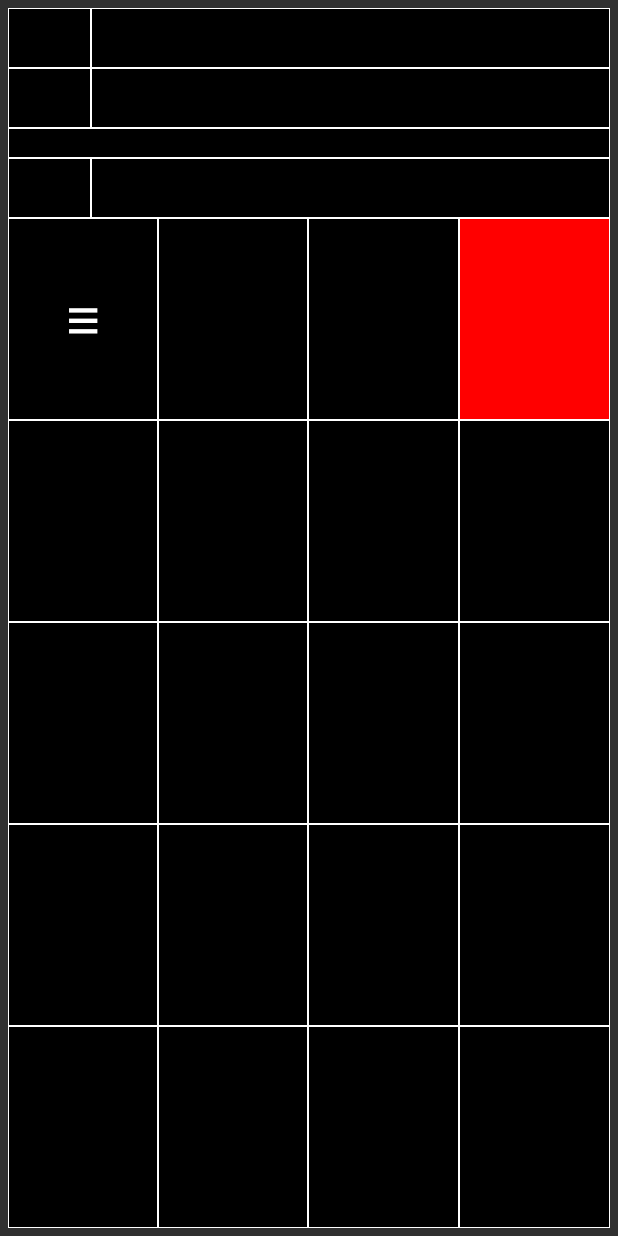
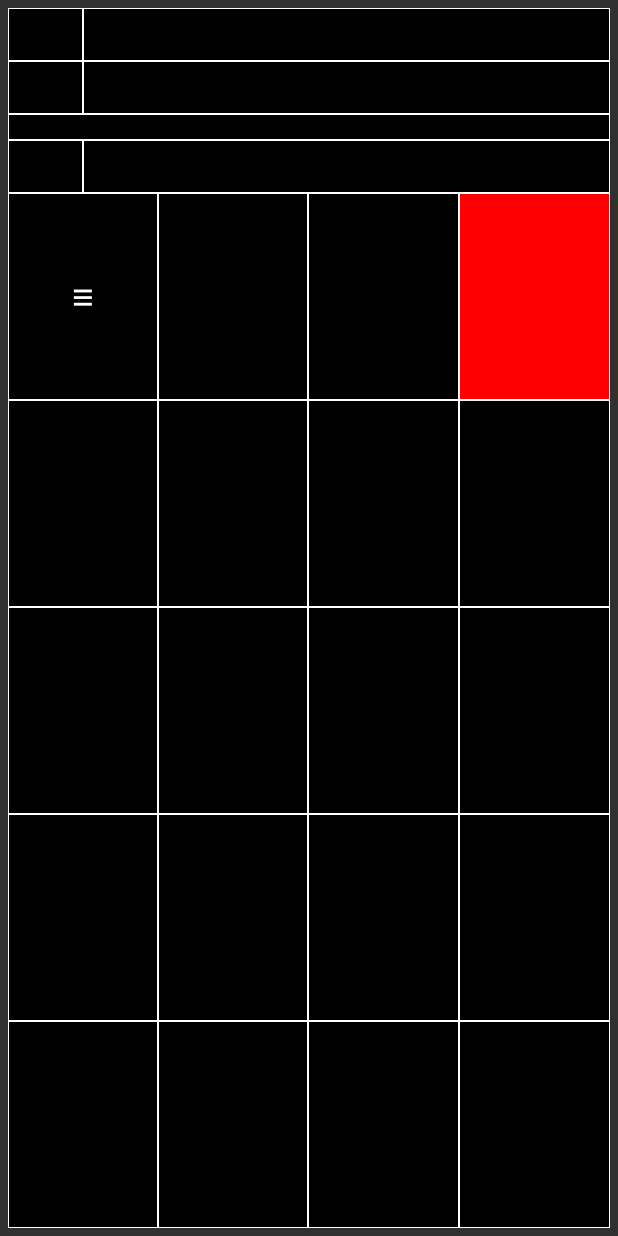
Before and after one commit to GrigoryCherkasov/CurrencyCalculator, an Android app: the layout ccwidget_medium.xml on its own in the app's theme, with its tools: preview values and no code run, on a phone screen of 412 x 824 dp. Run offline under Robolectric (Android 15) with nearby library versions, the phone set to English and light mode, and no system bars.

Commit message:
Change medium and small widget

```diff
--- a/app/src/main/res/layout/ccwidget.xml
+++ b/app/src/main/res/layout/ccwidget_medium.xml
@@ -4,38 +4,37 @@
     android:layout_margin="5dp"
     style="@style/CalculatorWidget">
     <LinearLayout
-        style="@style/Display">
+        style="@style/DisplayMedium">
         <TextView
             android:id="@+id/currency2"
-            style="@style/Currency" />
+            style="@style/CurrencyMedium" />
         <TextView
             android:id="@+id/value2"
-            style="@style/Value"/>
+            style="@style/ValueMedium"/>
     </LinearLayout>
     <LinearLayout
-        style="@style/Display">
+        style="@style/DisplayMedium">
         <TextView
             android:id="@+id/currency1"
-            style="@style/Currency"/>
+            style="@style/CurrencyMedium"/>
         <TextView
             android:id="@+id/value1"
-            style="@style/Value"
-            android:textSize="30sp"/>
+            style="@style/ValueMedium"/>
     </LinearLayout>
     <LinearLayout
-        style="@style/DisplayExpression">
+        style="@style/DisplayExpressionMedium">
         <TextView
             android:id="@+id/expression"
-            style="@style/Expression"/>
+            style="@style/ExpressionMedium"/>
     </LinearLayout>
     <LinearLayout
-        style="@style/Display">
+        style="@style/DisplayMedium">
         <TextView
             android:id="@+id/currency0"
-            style="@style/Currency"/>
+            style="@style/CurrencyMedium"/>
         <TextView
             android:id="@+id/value0"
-            style="@style/Value"/>
+            style="@style/ValueMedium"/>
     </LinearLayout>
     <LinearLayout
         style="@style/Calculator">
@@ -43,77 +42,77 @@
             style="@style/Row">
             <TextView
                 android:id="@+id/setCurrency"
-                style="@style/Button"
+                style="@style/ButtonMedium"
                 android:text="@string/set"/>
             <TextView
                 android:id="@+id/shift"
-                style="@style/Button"/>
+                style="@style/ButtonMedium"/>
             <TextView
                 android:id="@+id/bs"
-                style="@style/Button"/>
+                style="@style/ButtonMedium"/>
             <TextView
                 android:id="@+id/c"
-                style="@style/ClearButton"/>
+                style="@style/ClearButtonMedium"/>
         </LinearLayout>
         <LinearLayout
             style="@style/Row">
             <TextView
                 android:id="@+id/div"
-                style="@style/Button"/>
+                style="@style/ButtonMedium"/>
             <TextView
                 android:id="@+id/d1"
-                style="@style/Button"/>
+                style="@style/ButtonMedium"/>
             <TextView
                 android:id="@+id/d2"
-                style="@style/Button"/>
+                style="@style/ButtonMedium"/>
             <TextView
                 android:id="@+id/d3"
-                style="@style/Button"/>
+                style="@style/ButtonMedium"/>
         </LinearLayout>
         <LinearLayout
             style="@style/Row">
             <TextView
                 android:id="@+id/mul"
-                style="@style/Button"/>
+                style="@style/ButtonMedium"/>
             <TextView
                 android:id="@+id/d4"
-                style="@style/Button"/>
+                style="@style/ButtonMedium"/>
             <TextView
                 android:id="@+id/d5"
-                style="@style/Button"/>
+                style="@style/ButtonMedium"/>
             <TextView
                 android:id="@+id/d6"
-                style="@style/Button"/>
+                style="@style/ButtonMedium"/>
         </LinearLayout>
         <LinearLayout
             style="@style/Row">
             <TextView
                 android:id="@+id/minus"
-                style="@style/Button"/>
+                style="@style/ButtonMedium"/>
             <TextView
                 android:id="@+id/d7"
-                style="@style/Button"/>
+                style="@style/ButtonMedium"/>
             <TextView
                 android:id="@+id/d8"
-                style="@style/Button"/>
+                style="@style/ButtonMedium"/>
             <TextView
                 android:id="@+id/d9"
-                style="@style/Button"/>
+                style="@style/ButtonMedium"/>
         </LinearLayout>
         <LinearLayout
             style="@style/Row">
             <TextView
                 android:id="@+id/plus"
-                style="@style/Button"/>
+                style="@style/ButtonMedium"/>
             <TextView
                 android:id="@+id/d0"
-                style="@style/Button"/>
+                style="@style/ButtonMedium"/>
             <TextView
                 android:id="@+id/ds"
-                style="@style/Button"/>
+                style="@style/ButtonMedium"/>
             <TextView
                 android:id="@+id/eval"
-                style="@style/Button"/>
+                style="@style/ButtonMedium"/>
         </LinearLayout>
     </LinearLayout>
 </LinearLayout>
--- a/app/src/main/res/values/themes.xml
+++ b/app/src/main/res/values/themes.xml
@@ -20,37 +20,92 @@
         <item name="android:weightSum">5</item>
     </style>
 
-    <style name="Display" parent="RegularCell">
+    <style name="DisplayTemplete" parent="RegularCell">
         <item name="android:layout_width">match_parent</item>
-        <item name="android:layout_height">40dp</item>
         <item name="android:orientation">horizontal</item>
         <item name="android:baselineAligned">false</item>
     </style>
 
-    <style name="DisplayExpression" parent="Display">
+    <style name="DisplayLarge" parent="DisplayTemplete">
+        <item name="android:layout_height">40dp</item>
+    </style>
+
+    <style name="DisplayMedium" parent="DisplayTemplete">
+        <item name="android:layout_height">35dp</item>
+    </style>
+
+    <style name="DisplaySmall" parent="DisplayTemplete">
+        <item name="android:layout_height">30dp</item>
+    </style>
+
+    <style name="DisplayExpressionLarge" parent="DisplayLarge">
         <item name="android:layout_height">20dp</item>
     </style>
+    <style name="DisplayExpressionMedium" parent="DisplayMedium">
+        <item name="android:layout_height">17dp</item>
+    </style>
+    <style name="DisplayExpressionSmall" parent="DisplaySmall">
+        <item name="android:layout_height">15dp</item>
+    </style>
 
-    <style name="Currency" parent="RegularCell">
+    <style name="CurrencyTemplate" parent="RegularCell">
+        <item name="android:layout_height">match_parent</item>
+        <item name="android:gravity">center</item>
+    </style>
+
+    <style name="CurrencyLarge" parent="CurrencyTemplate">
         <item name="android:layout_width">55dp</item>
-        <item name="android:layout_height">match_parent</item>
         <item name="android:paddingStart">5dp</item>
         <item name="android:paddingEnd">5dp</item>
-        <item name="android:gravity">center</item>
         <item name="android:textSize">20sp</item>
     </style>
 
-    <style name="Value" parent="RegularCell">
+    <style name="CurrencyMedium" parent="CurrencyTemplate">
+        <item name="android:layout_width">50dp</item>
+        <item name="android:paddingStart">4dp</item>
+        <item name="android:paddingEnd">4dp</item>
+        <item name="android:textSize">17sp</item>
+    </style>
+
+    <style name="CurrencySmall" parent="CurrencyTemplate">
+        <item name="android:layout_width">45dp</item>
+        <item name="android:paddingStart">3dp</item>
+        <item name="android:paddingEnd">3dp</item>
+        <item name="android:textSize">15sp</item>
+    </style>
+
+    <style name="ValueTemplate" parent="RegularCell">
         <item name="android:layout_width">match_parent</item>
         <item name="android:layout_height">match_parent</item>
         <item name="android:gravity">center_vertical|end</item>
         <item name="android:paddingStart">0dp</item>
+    </style>
+
+    <style name="ValueLarge" parent="ValueTemplate">
         <item name="android:paddingEnd">5dp</item>
         <item name="android:textSize">30sp</item>
     </style>
 
-    <style name="Expression" parent="Value">
+    <style name="ValueMedium" parent="ValueTemplate">
+        <item name="android:paddingEnd">4dp</item>
+        <item name="android:textSize">25sp</item>
+    </style>
+
+    <style name="ValueSmall" parent="ValueTemplate">
+        <item name="android:paddingEnd">3dp</item>
+        <item name="android:textSize">20sp</item>
+    </style>
+
+    <style name="ExpressionLarge" parent="ValueTemplate">
         <item name="android:textSize">15sp</item>
+    </style>
+
+    <style name="ExpressionMedium" parent="ValueTemplate">
+        <item name="android:textSize">13sp</item>
+    </style>
+
+    <style name="ExpressionSmall" parent="ValueTemplate">
+        <item name="android:textSize">11sp</item>
     </style>
 
     <style name="Row" parent="RegularCell">
@@ -62,16 +117,39 @@
         <item name="android:baselineAligned">false</item>
     </style>
 
-    <style name="Button" parent="RegularCell">
+    <style name="ButtonTemplate" parent="RegularCell">
         <item name="android:layout_width">0dp</item>
         <item name="android:layout_height">match_parent</item>
         <item name="android:gravity">center</item>
         <item name="android:layout_weight">1</item>
+    </style>
+
+    <style name="ButtonLarge" parent="ButtonTemplate">
         <item name="android:textSize">40sp</item>
     </style>
 
-    <style name="ClearButton" parent="Button">
+    <style name="ButtonMedium" parent="ButtonTemplate">
+        <item name="android:textSize">25sp</item>
+    </style>
+
+    <style name="ButtonSmall" parent="ButtonTemplate">
+        <item name="android:textSize">20sp</item>
+    </style>
+
+    <style name="ClearButtonTemplate" parent="ButtonTemplate">
         <item name="android:background">@drawable/red_cell</item>
+    </style>
+
+    <style name="ClearButtonLarge" parent="ClearButtonTemplate">
+        <item name="android:textSize">40sp</item>
+    </style>
+
+    <style name="ClearButtonMedium" parent="ClearButtonTemplate">
+        <item name="android:textSize">25sp</item>
+    </style>
+
+    <style name="ClearButtonSmall" parent="ClearButtonTemplate">
+        <item name="android:textSize">20sp</item>
     </style>
 
     <style name="DialogText">
--- a/app/src/main/res/xml/ccwidget_large.xml
+++ b/app/src/main/res/xml/ccwidget_large.xml
@@ -7,4 +7,4 @@
 
     android:updatePeriodMillis="0"
     android:resizeMode="vertical|horizontal"
-    android:initialLayout="@layout/ccwidget" />
+    android:initialLayout="@layout/ccwidget_large" />
--- a/app/src/main/res/xml/ccwidget_medium.xml
+++ b/app/src/main/res/xml/ccwidget_medium.xml
@@ -7,4 +7,4 @@
 
     android:updatePeriodMillis="0"
     android:resizeMode="vertical|horizontal"
-    android:initialLayout="@layout/ccwidget" />
+    android:initialLayout="@layout/ccwidget_medium" />
--- a/app/src/main/res/xml/ccwidget_small.xml
+++ b/app/src/main/res/xml/ccwidget_small.xml
@@ -7,6 +7,4 @@
 
     android:updatePeriodMillis="0"
     android:resizeMode="vertical|horizontal"
-    android:initialLayout="@layout/ccwidget" />
-
-    <!--android:minHeight="320dp"-->
+    android:initialLayout="@layout/ccwidget_small" />
```
Also changed, not shown: app/src/main/java/ws/grigory/currencycalculator/CCWidget.java (+5 -5 lines), app/src/main/res/layout/ccwidget_large.xml (added, +118 -0 lines), app/src/main/res/layout/ccwidget_small.xml (added, +118 -0 lines).
